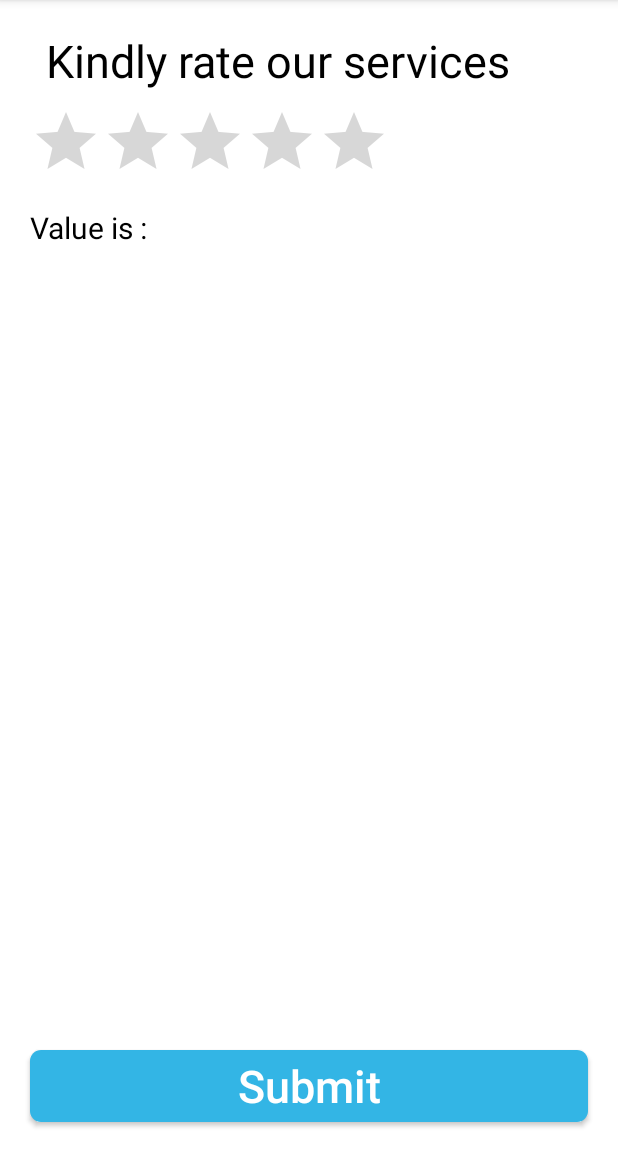
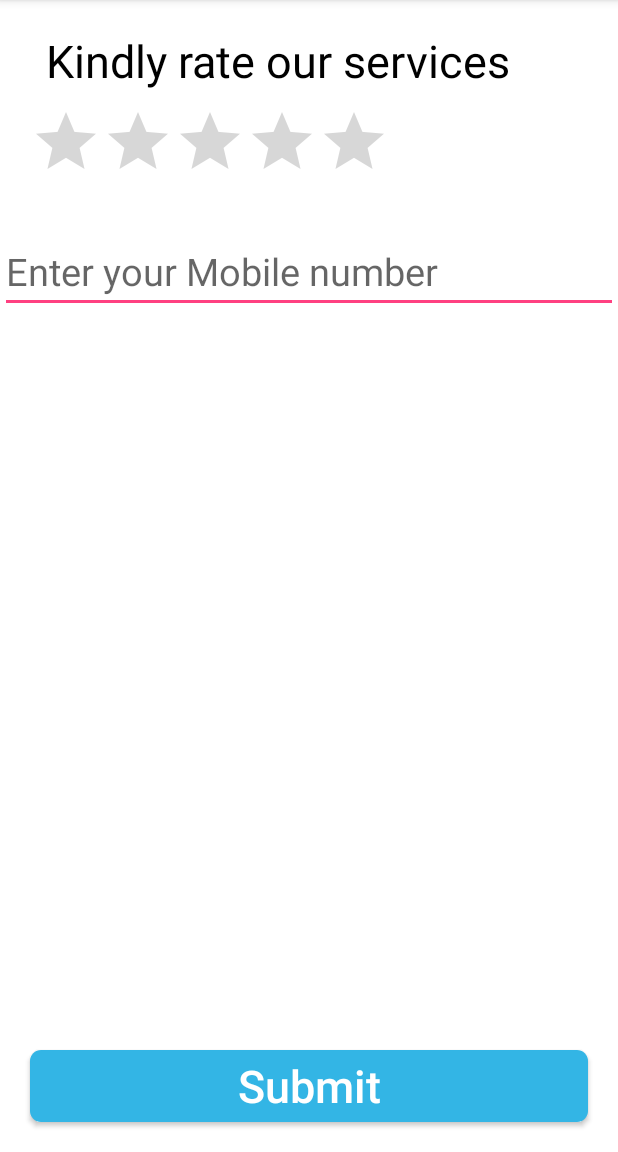
Before and after one commit to neelv113/client_host_hotel, an Android app: the screen it shows after launch (ToolbarRatingActivity), in the side drawer, after a tap on "RATING", on a phone screen of 412 x 824 dp, the part 84-1236 px from its top. Run offline under Robolectric (Android 15) with nearby library versions, the light colour scheme and no system bars; our stand-ins replace Firebase (no records; nobody signed in at launch, a user with empty details on screens opened directly); 2 statements that could not run were skipped.

```diff
--- a/app/build.gradle
+++ b/app/build.gradle
@@ -29,6 +29,7 @@ dependencies {
     implementation 'com.squareup.picasso:picasso:2.71828'
     implementation 'com.android.support:cardview-v7:28.0.0'
     implementation 'com.google.firebase:firebase-database:11.8.0'
+    implementation 'com.firebase:firebase-client-android:2.5.2'
 }
 
 
--- a/app/src/main/java/com/example/ashish/client_host/activity/ToolbarRatingActivity.java
+++ b/app/src/main/java/com/example/ashish/client_host/activity/ToolbarRatingActivity.java
@@ -1,16 +1,35 @@
 package com.example.ashish.client_host.activity;
 
+import android.content.Intent;
+import android.provider.Settings;
 import android.support.v7.app.AppCompatActivity;
 import android.os.Bundle;
+import android.util.Log;
+import android.view.View;
+import android.widget.Button;
+import android.widget.EditText;
 import android.widget.RatingBar;
-import android.widget.TextView;
+import android.widget.Toast;
 
+import com.example.ashish.client_host.Model.Ratings;
 import com.example.ashish.pre_booked_hotel.R;
+import com.firebase.client.Firebase;
+import com.google.firebase.FirebaseApp;
+import com.google.firebase.database.FirebaseDatabase;
 
-public class ToolbarRatingActivity extends AppCompatActivity {
+import java.net.URL;
 
-    RatingBar ratingBar;
-    TextView textView;
+public class ToolbarRatingActivity extends AppCompatActivity{
+
+    private static final String TAG = ToolbarRatingActivity.class.getSimpleName();
+
+     String no;
+     float rate;
+     EditText number;
+     RatingBar ratingBar;
+     Button button;
+
+     Firebase firebase;
 
     @Override
     protected void onCreate(Bundle savedInstanceState) {
@@ -18,13 +37,38 @@ public class ToolbarRatingActivity extends AppCompatActivity {
         setContentView(R.layout.activity_toolbar_rating);
 
         ratingBar = findViewById(R.id.Rating);
-        textView = findViewById(R.id.RatingText);
+        number = findViewById(R.id.contactNumber);
+        button = findViewById(R.id.feedbackButton);
 
-        ratingBar.setOnRatingBarChangeListener(new RatingBar.OnRatingBarChangeListener() {
+        Firebase.setAndroidContext(this);
+
+     //   String deviceID = Settings.Secure.getString(getApplicationContext().getContentResolver(),Settings.Secure.ANDROID_ID);
+
+        firebase = new Firebase("https://typroject-93943.firebaseio.com/UserRatings");
+
+        button.setOnClickListener(new View.OnClickListener() {
             @Override
-            public void onRatingChanged(RatingBar ratingBar, float rating, boolean b)
-            {
-                textView.setText("Value is : "+rating);
+            public void onClick(View view) {
+                no = number.getText().toString();
+                rate = ratingBar.getRating();
+                Log.d(TAG, "onClick:1"+no);
+                //Toast.makeText(ToolbarRatingActivity.this,"Rate : "+ratingBar.getRating(),Toast.LENGTH_SHORT).show();
+                if(no.length() < 10)
+                {
+                    Log.d(TAG, "onClick:2");
+                    Toast.makeText(ToolbarRatingActivity.this,"Invalid Contact",Toast.LENGTH_LONG).show();
+                }
+                else
+                {
+                    Firebase newChild;
+                    newChild = firebase.child(no);
+                    newChild.setValue(rate);
+
+               //     new Ratings(rate,no);
+                    Toast.makeText(ToolbarRatingActivity.this,"Thank You for your feedback...",Toast.LENGTH_LONG).show();
+                    startActivity(new Intent(ToolbarRatingActivity.this,FoodMenuActivity.class).setFlags(Intent.FLAG_ACTIVITY_SINGLE_TOP|Intent.FLAG_ACTIVITY_CLEAR_TOP));
+
+                }
             }
         });
     }
--- a/app/src/main/res/layout/activity_toolbar_rating.xml
+++ b/app/src/main/res/layout/activity_toolbar_rating.xml
@@ -30,18 +30,18 @@
         android:layout_marginTop="10dp">
     </RatingBar>
 
-    <TextView
+    <EditText
+        android:id="@+id/contactNumber"
+        android:inputType="number"
+        android:maxLength="10"
+        android:layout_marginTop="25dp"
+        android:hint="Enter your Mobile number"
         android:layout_below="@id/Rating"
-        android:layout_width="wrap_content"
         android:layout_height="wrap_content"
-        android:id="@+id/RatingText"
-        android:textSize="20dp"
-        android:textColor="@android:color/black"
-        android:text="Value is : "
-        android:layout_marginLeft="20dp"
-        android:layout_marginTop="10dp">
-    </TextView>
-
+        android:layout_width="match_parent"
+        android:textSize="25dp"
+        android:textColor="@android:color/black">
+    </EditText>
 
     <LinearLayout
         android:layout_width="match_parent"
@@ -51,6 +51,7 @@
         android:weightSum="1">
 
     <Button
+        android:id="@+id/feedbackButton"
         android:backgroundTint="@android:color/holo_blue_light"
         android:layout_height="wrap_content"
         android:layout_width="match_parent"
```
Also changed, not shown: app/src/main/java/com/example/ashish/client_host/Holder/ViewHolder.java (+12 -0 lines), app/src/main/java/com/example/ashish/client_host/Model/Ratings.java (added, +50 -0 lines).
